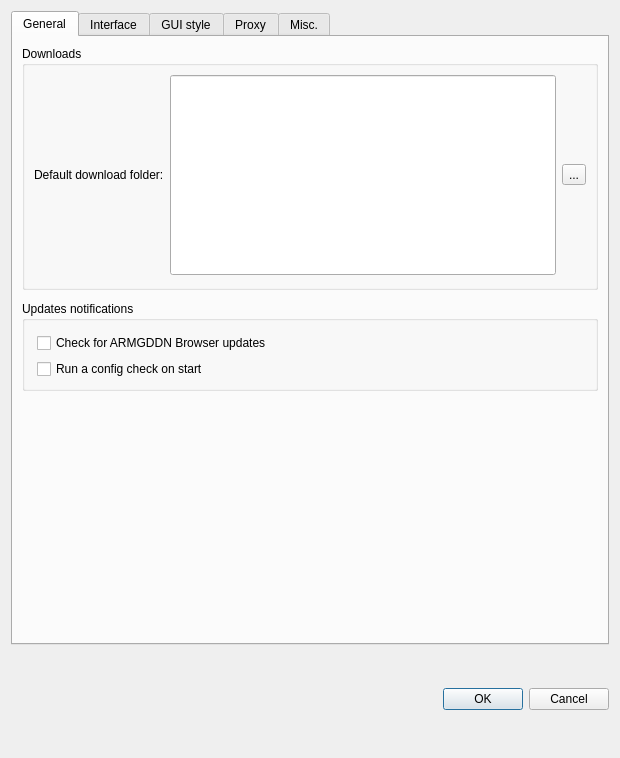
This is src/preferences_dialog.ui in DeliciousMeatPop/ARMGDDNBrowser as Qt 5 draws it before an edit. The edited form follows.
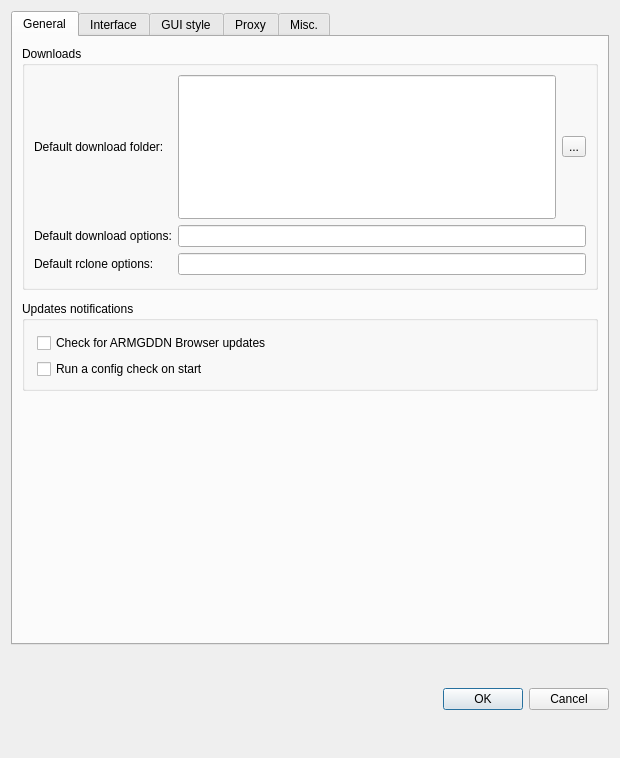
This is the edited form.

Commit message:
Download dialog exposes only transfers/checkers/bandwidth; restore prefs option lines
- The download dialog's parameters group now shows only Transfers, Checkers
  and Bandwidth (retitled 'Download options'); the Default settings button
  is hidden while its one-time defaults reset is retained
- Preferences again has 'Default download options' and 'Default rclone
  options' lines so arguments can be added from the GUI

Claude-Session: https://claude.ai/code/session_01PwAc1L9ySwoJrtAQrh8vrN

Diff of the .ui file:
```diff
--- a/src/preferences_dialog.ui
+++ b/src/preferences_dialog.ui
@@ -78,6 +78,40 @@
             </property>
            </widget>
           </item>
+          <item row="1" column="0">
+           <widget class="QLabel" name="label_dlopts">
+            <property name="text">
+             <string>Default download options:</string>
+            </property>
+            <property name="buddy">
+             <cstring>defaultDownloadOptions</cstring>
+            </property>
+           </widget>
+          </item>
+          <item row="1" column="1" colspan="2">
+           <widget class="QLineEdit" name="defaultDownloadOptions">
+            <property name="toolTip">
+             <string>Extra rclone options added to download transfers, e.g. --include *.jpg</string>
+            </property>
+           </widget>
+          </item>
+          <item row="2" column="0">
+           <widget class="QLabel" name="label_rcopts">
+            <property name="text">
+             <string>Default rclone options:</string>
+            </property>
+            <property name="buddy">
+             <cstring>defaultRcloneOptions</cstring>
+            </property>
+           </widget>
+          </item>
+          <item row="2" column="1" colspan="2">
+           <widget class="QLineEdit" name="defaultRcloneOptions">
+            <property name="toolTip">
+             <string>Extra rclone options used for all operations, e.g. --fast-list</string>
+            </property>
+           </widget>
+          </item>
          </layout>
         </widget>
        </item>
```
The commit also changes 4 other files.
